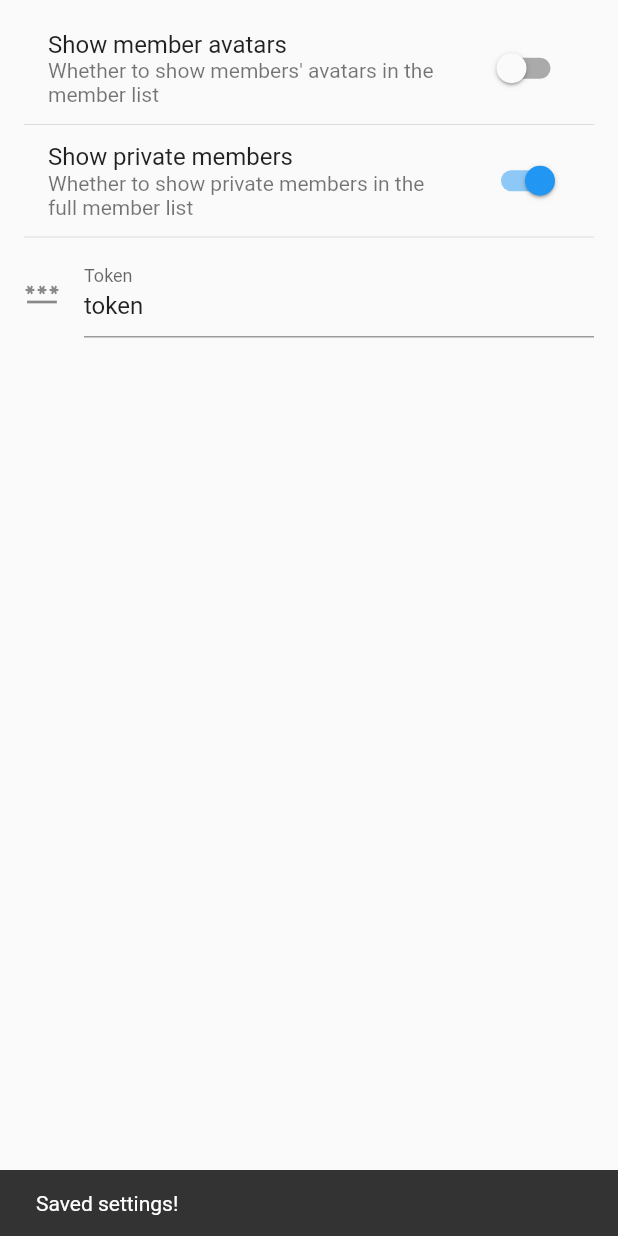
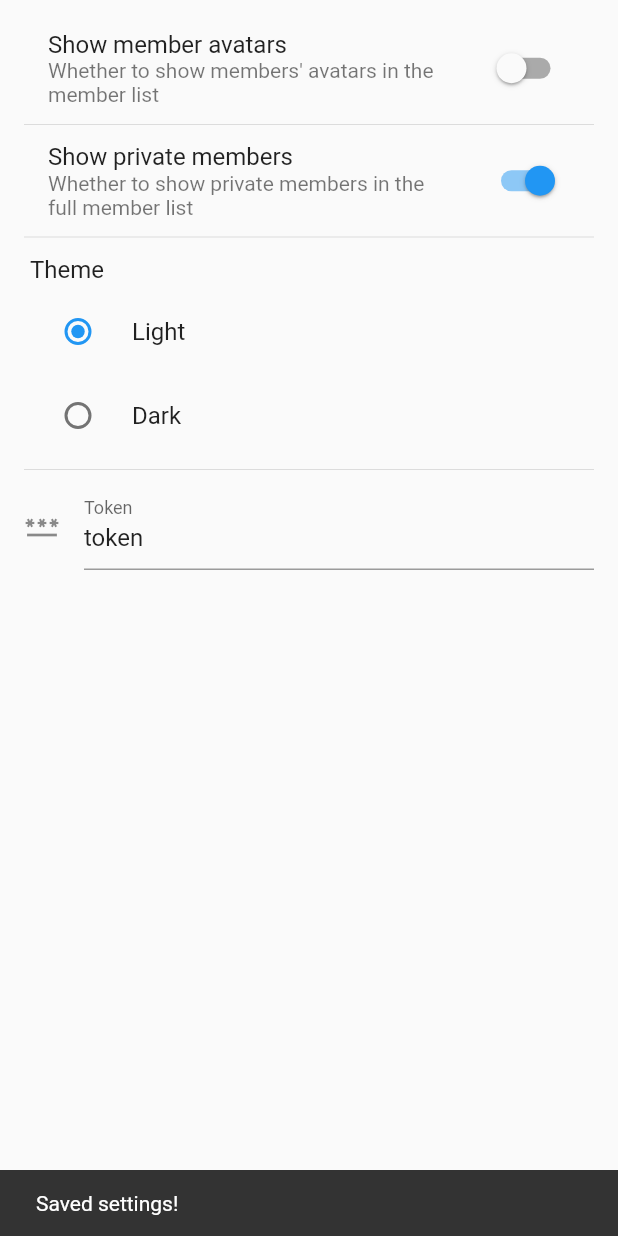
Before and after one commit to starshine-sys/pk-switcher, a Flutter app: the SettingsScreen screen opened directly with empty values, after a tap on "Show member avatars", after a tap on the "save" icon, on a phone screen of 412 x 824 dp. Run offline on Flutter 3.47's test engine with Material 2 defaults, Android fonts, the phone set to English and light mode, and no system bars; our stand-ins replace cached_network_image, shared_preferences; missing offline and left inert: duration; accounts and stored records are empty.

Commit message:
add dark theme

```diff
--- a/lib/main.dart
+++ b/lib/main.dart
@@ -19,35 +19,43 @@ class PKSwitcher extends StatefulWidget {
 
   const PKSwitcher({Key? key, required this.prefs}) : super(key: key);
 
+  static _PKSwitcherState? of(BuildContext context) =>
+      context.findAncestorStateOfType<_PKSwitcherState>();
+
   @override
   _PKSwitcherState createState() => _PKSwitcherState();
 }
 
 class _PKSwitcherState extends State<PKSwitcher> {
   var _hadNoToken = false;
+  var _darkTheme = false;
 
   void _exitWelcome() => setState(() {
         _hadNoToken = false;
       });
 
+  void changeTheme(bool darkTheme) {
+    setState(() {
+      _darkTheme = darkTheme;
+    });
+  }
+
   @override
   Widget build(BuildContext context) {
     final hasToken = widget.prefs.getString('token') != null;
+    _darkTheme = widget.prefs.getBool('darkTheme') ?? false;
 
     Widget root = DefaultTabController(
       length: 4,
       initialIndex: hasToken ? 0 : 3,
       child: Scaffold(
         bottomNavigationBar: Container(
-          color: Colors.white,
-          child: const TabBar(
-            labelColor: Colors.black,
-            indicatorColor: Colors.black,
-            tabs: [
-              Tab(
-                icon: Icon(Icons.account_circle),
-                text: 'Fronters',
-              ),
+          color: _darkTheme ? Colors.black : Colors.white,
+          child: TabBar(
+            labelColor: _darkTheme ? Colors.white : Colors.black,
+            indicatorColor: _darkTheme ? Colors.white : Colors.black,
+            tabs: const [
+              Tab(icon: Icon(Icons.account_circle), text: 'Fronters'),
               Tab(icon: Icon(Icons.list), text: 'Members'),
               Tab(icon: Icon(Icons.history), text: 'History'),
               Tab(icon: Icon(Icons.settings), text: 'Settings'),
@@ -87,6 +95,15 @@ class _PKSwitcherState extends State<PKSwitcher> {
             foregroundColor: Colors.black,
           ),
         ),
+        darkTheme: ThemeData(
+          brightness: Brightness.dark,
+          primarySwatch: Colors.grey,
+          appBarTheme: const AppBarTheme(
+            backgroundColor: Colors.black,
+            foregroundColor: Colors.white,
+          ),
+        ),
+        themeMode: _darkTheme ? ThemeMode.dark : ThemeMode.light,
         home: root);
   }
 }
--- a/lib/settings_view.dart
+++ b/lib/settings_view.dart
@@ -1,4 +1,5 @@
 import 'package:flutter/material.dart';
+import 'package:pk_switcher/main.dart';
 import 'package:shared_preferences/shared_preferences.dart';
 
 import 'pluralkit.dart';
@@ -15,6 +16,7 @@ class SettingsScreen extends StatefulWidget {
 class _SettingsScreenState extends State<SettingsScreen> {
   late bool _showImages;
   late bool _showHidden;
+  late bool _darkTheme;
   late String _token;
 
   var _validToken = true;
@@ -27,6 +29,7 @@ class _SettingsScreenState extends State<SettingsScreen> {
     super.initState();
     _showImages = widget.prefs.getBool('showImages') ?? true;
     _showHidden = widget.prefs.getBool('showHidden') ?? true;
+    _darkTheme = widget.prefs.getBool('darkTheme') ?? false;
     _token = widget.prefs.getString('token')!;
     _tokenController.text = _token;
   }
@@ -45,7 +48,7 @@ class _SettingsScreenState extends State<SettingsScreen> {
         children: [
           SwitchListTile(
             value: _showImages,
-            onChanged: (value) async {
+            onChanged: (value) {
               setState(() {
                 _hasChangedSettings = true;
                 _showImages = value;
@@ -58,8 +61,7 @@ class _SettingsScreenState extends State<SettingsScreen> {
           const Divider(),
           SwitchListTile(
             value: _showHidden,
-            onChanged: (value) async {
-              await widget.prefs.setBool('showHidden', value);
+            onChanged: (value) {
               setState(() {
                 _hasChangedSettings = true;
                 _showHidden = value;
@@ -68,6 +70,35 @@ class _SettingsScreenState extends State<SettingsScreen> {
             title: const Text('Show private members'),
             subtitle: const Text(
                 "Whether to show private members in the full member list"),
+          ),
+          const Divider(),
+          const Padding(
+              padding: EdgeInsets.all(4),
+              child: Text(
+                'Theme',
+                style: TextStyle(fontSize: 16),
+              )),
+          RadioListTile<bool>(
+            value: false,
+            groupValue: _darkTheme,
+            onChanged: (_) {
+              setState(() {
+                _hasChangedSettings = true;
+                _darkTheme = false;
+              });
+            },
+            title: const Text('Light'),
+          ),
+          RadioListTile<bool>(
+            value: true,
+            groupValue: _darkTheme,
+            onChanged: (_) {
+              setState(() {
+                _hasChangedSettings = true;
+                _darkTheme = true;
+              });
+            },
+            title: const Text('Dark'),
           ),
           const Divider(),
           TextField(
@@ -95,8 +126,11 @@ class _SettingsScreenState extends State<SettingsScreen> {
     await widget.prefs.setBool('showHidden', _showHidden);
     await widget.prefs.setBool('showImages', _showImages);
     await widget.prefs.setString('token', _token);
+    await widget.prefs.setBool('darkTheme', _darkTheme);
 
     setState(() => _hasChangedSettings = false);
+
+    PKSwitcher.of(context)?.changeTheme(_darkTheme);
 
     ScaffoldMessenger.of(context).showSnackBar(
       const SnackBar(content: Text('Saved settings!')),
```
